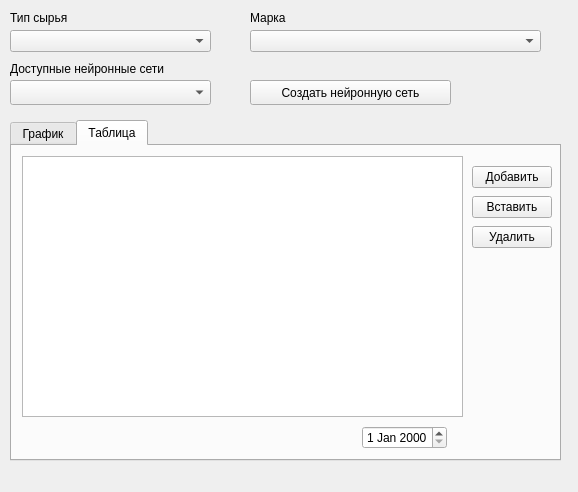
This is src/widgets/viewforecast.ui in glebmillenium/forecasting-financial-time-series as Qt 5 draws it before an edit. The edited form follows.
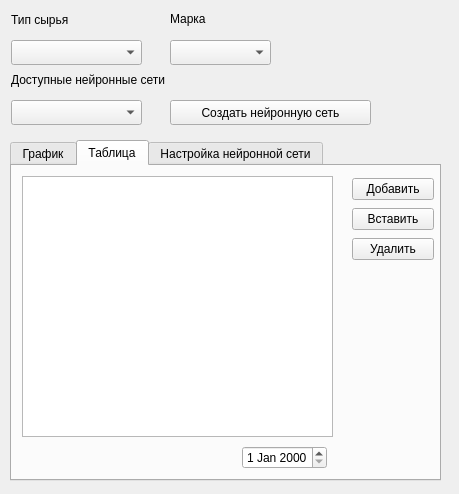
This is the edited form. The open tabs and pages were chosen to show the change.

Commit message: Добавлена настройка, эксплуатация нейронной сети. Поиск оптимальной архитектуры

```diff
--- a/src/widgets/viewforecast.ui
+++ b/src/widgets/viewforecast.ui
@@ -6,88 +6,19 @@
    <rect>
     <x>0</x>
     <y>0</y>
-    <width>578</width>
-    <height>492</height>
+    <width>459</width>
+    <height>494</height>
    </rect>
   </property>
   <property name="windowTitle">
    <string>Form</string>
   </property>
-  <widget class="QLabel" name="label">
-   <property name="geometry">
-    <rect>
-     <x>10</x>
-     <y>10</y>
-     <width>81</width>
-     <height>16</height>
-    </rect>
-   </property>
-   <property name="text">
-    <string>Тип сырья</string>
-   </property>
-  </widget>
-  <widget class="QLabel" name="label_2">
-   <property name="geometry">
-    <rect>
-     <x>250</x>
-     <y>10</y>
-     <width>51</width>
-     <height>16</height>
-    </rect>
-   </property>
-   <property name="text">
-    <string>Марка</string>
-   </property>
-  </widget>
-  <widget class="QComboBox" name="Mark">
-   <property name="geometry">
-    <rect>
-     <x>250</x>
-     <y>30</y>
-     <width>291</width>
-     <height>22</height>
-    </rect>
-   </property>
-  </widget>
-  <widget class="QComboBox" name="TypeMaterial">
-   <property name="geometry">
-    <rect>
-     <x>10</x>
-     <y>30</y>
-     <width>201</width>
-     <height>22</height>
-    </rect>
-   </property>
-  </widget>
-  <widget class="QLabel" name="label_3">
-   <property name="geometry">
-    <rect>
-     <x>10</x>
-     <y>60</y>
-     <width>211</width>
-     <height>17</height>
-    </rect>
-   </property>
-   <property name="text">
-    <string>Доступные нейронные сети</string>
-   </property>
-  </widget>
-  <widget class="QComboBox" name="NeuralNetwork">
-   <property name="geometry">
-    <rect>
-     <x>10</x>
-     <y>80</y>
-     <width>201</width>
-     <height>25</height>
-    </rect>
-   </property>
-  </widget>
   <widget class="QTabWidget" name="tabWidget">
    <property name="geometry">
     <rect>
      <x>10</x>
-     <y>120</y>
-     <width>551</width>
+     <y>140</y>
+     <width>431</width>
      <height>341</height>
     </rect>
    </property>
@@ -173,7 +104,7 @@
       <rect>
        <x>10</x>
        <y>10</y>
-       <width>441</width>
+       <width>311</width>
        <height>261</height>
       </rect>
      </property>
@@ -181,50 +112,59 @@
     <widget class="QDateEdit" name="dateEdit">
      <property name="geometry">
       <rect>
-       <x>350</x>
+       <x>230</x>
        <y>280</y>
        <width>85</width>
        <height>23</height>
       </rect>
      </property>
     </widget>
-    <widget class="QPushButton" name="ButtonAddRow">
+    <widget class="QWidget" name="layoutWidget">
      <property name="geometry">
       <rect>
-       <x>460</x>
-       <y>20</y>
-       <width>80</width>
-       <height>22</height>
+       <x>340</x>
+       <y>10</y>
+       <width>82</width>
+       <height>89</height>
       </rect>
      </property>
-     <property name="text">
-      <string>Добавить</string>
-     </property>
+     <layout class="QVBoxLayout" name="verticalLayout_4">
+      <item>
+       <widget class="QPushButton" name="ButtonAddRow">
+        <property name="text">
+         <string>Добавить</string>
+        </property>
+       </widget>
+      </item>
+      <item>
+       <widget class="QPushButton" name="ButtonPasteRow">
+        <property name="text">
+         <string>Вставить</string>
+        </property>
+       </widget>
+      </item>
+      <item>
+       <widget class="QPushButton" name="ButtonDeleteRow">
+        <property name="text">
+         <string>Удалить</string>
+        </property>
+       </widget>
+      </item>
+     </layout>
     </widget>
-    <widget class="QPushButton" name="ButtonDeleteRow">
+   </widget>
+   <widget class="QWidget" name="tab_3">
+    <attribute name="title">
+     <string>Настройка нейронной сети</string>
+    </attribute>
+    <widget class="QWidget" name="widget_2" native="true">
      <property name="geometry">
       <rect>
-       <x>460</x>
-       <y>80</y>
-       <width>80</width>
-       <height>22</height>
+       <x>10</x>
+       <y>10</y>
+       <width>411</width>
+       <height>291</height>
       </rect>
-     </property>
-     <property name="text">
-      <string>Удалить</string>
-     </property>
-    </widget>
-    <widget class="QPushButton" name="ButtonPasteRow">
-     <property name="geometry">
-      <rect>
-       <x>460</x>
-       <y>50</y>
-       <width>80</width>
-       <height>22</height>
-      </rect>
-     </property>
-     <property name="text">
-      <string>Вставить</string>
      </property>
     </widget>
    </widget>
@@ -232,14 +172,89 @@
   <widget class="QPushButton" name="pushButton">
    <property name="geometry">
     <rect>
-     <x>250</x>
-     <y>80</y>
+     <x>170</x>
+     <y>100</y>
      <width>201</width>
      <height>25</height>
     </rect>
    </property>
    <property name="text">
     <string>Создать нейронную сеть</string>
+   </property>
+   <property name="checkable">
+    <bool>true</bool>
+   </property>
+   <property name="checked">
+    <bool>false</bool>
+   </property>
+  </widget>
+  <widget class="QLabel" name="label_3">
+   <property name="geometry">
+    <rect>
+     <x>11</x>
+     <y>71</y>
+     <width>198</width>
+     <height>17</height>
+    </rect>
+   </property>
+   <property name="text">
+    <string>Доступные нейронные сети</string>
+   </property>
+  </widget>
+  <widget class="QComboBox" name="NeuralNetwork">
+   <property name="geometry">
+    <rect>
+     <x>11</x>
+     <y>100</y>
+     <width>131</width>
+     <height>25</height>
+    </rect>
+   </property>
+  </widget>
+  <widget class="QLabel" name="label">
+   <property name="geometry">
+    <rect>
+     <x>11</x>
+     <y>11</y>
+     <width>72</width>
+     <height>17</height>
+    </rect>
+   </property>
+   <property name="text">
+    <string>Тип сырья</string>
+   </property>
+  </widget>
+  <widget class="QComboBox" name="TypeMaterial">
+   <property name="geometry">
+    <rect>
+     <x>11</x>
+     <y>40</y>
+     <width>131</width>
+     <height>25</height>
+    </rect>
+   </property>
+  </widget>
+  <widget class="QLabel" name="label_2">
+   <property name="geometry">
+    <rect>
+     <x>170</x>
+     <y>10</y>
+     <width>46</width>
+     <height>17</height>
+    </rect>
+   </property>
+   <property name="text">
+    <string>Марка</string>
+   </property>
+  </widget>
+  <widget class="QComboBox" name="Mark">
+   <property name="geometry">
+    <rect>
+     <x>170</x>
+     <y>40</y>
+     <width>101</width>
+     <height>25</height>
+    </rect>
    </property>
   </widget>
  </widget>
```
Left out of the diff: 12 changed lines with no effect on the pictures. The commit also changes 18 other files.
